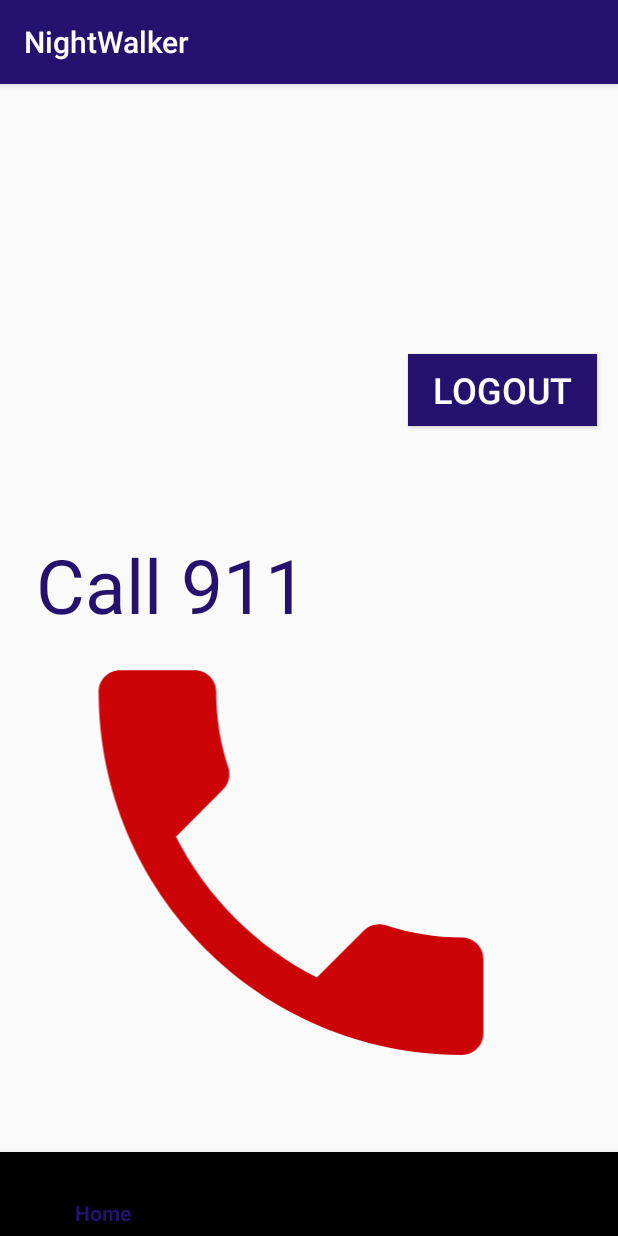
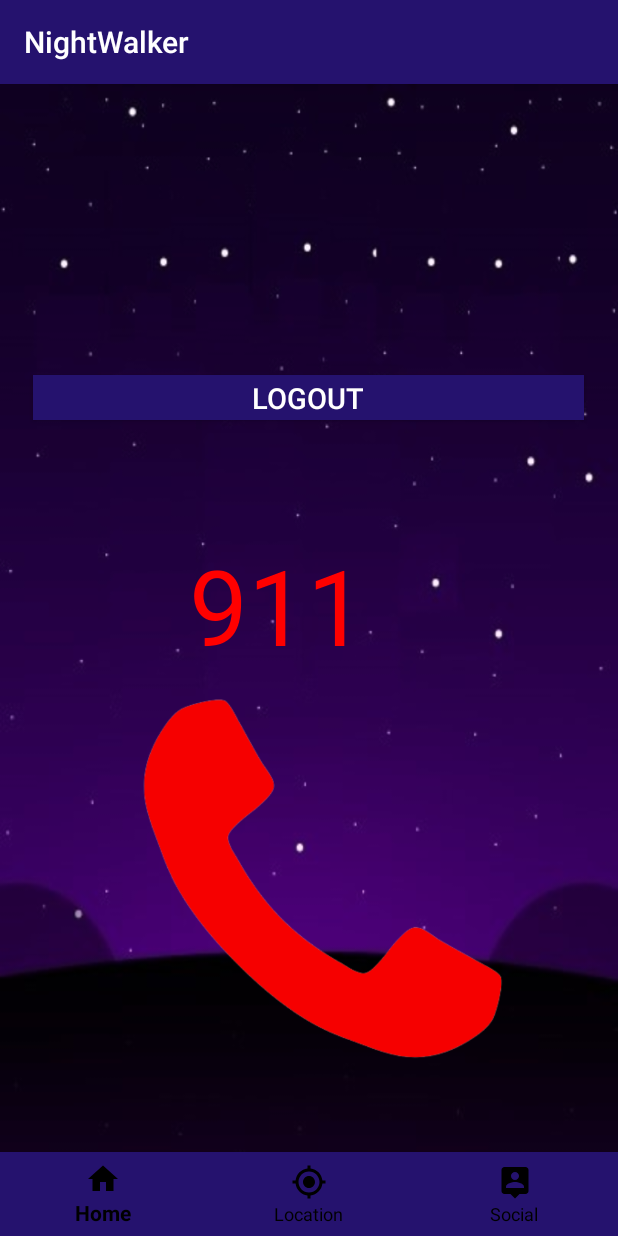
Before and after one commit to ConceptaNjolima/NightWalker, an Android app: the MainActivity screen opened directly, with no data from a screen before it, on a phone screen of 412 x 824 dp. Run offline under Robolectric (Android 15) with nearby library versions, the phone set to English and light mode, and no system bars; libraries missing offline, so code that uses them is left out: com.parse.

Commit message:
Merge branches 'Sama-GPS' and 'master' of https://github.com/The-NightWalkers/NightWalker into Sama-GPS
# Conflicts:
#	app/build.gradle
#	app/src/debug/res/values/google_maps_api.xml
#	app/src/main/AndroidManifest.xml
#	app/src/main/java/com/example/nightwalker/LocationActivity.java
#	app/src/main/java/com/example/nightwalker/MainActivity.java
#	app/src/main/res/layout/activity_maps.xml
#	app/src/main/res/values/strings.xml

```diff
--- a/app/src/main/java/com/example/nightwalker/MainActivity.java
+++ b/app/src/main/java/com/example/nightwalker/MainActivity.java
@@ -3,6 +3,8 @@ package com.example.nightwalker;
 import android.Manifest;
 import android.content.Intent;
 import android.content.pm.PackageManager;
+import android.content.res.ColorStateList;
+import android.graphics.Color;
 import android.net.Uri;
 import android.os.Bundle;
 import android.view.MenuItem;
@@ -38,6 +40,16 @@ public class MainActivity extends AppCompatActivity {
         ImageView imageCall=findViewById(R.id.image_call);
         bottomNavigationView = findViewById(R.id.bottom_navigation);
         bottomNavigationView.setItemIconTintList(null);
+        int[] colors = new int[] {
+                Color.BLACK,
+                Color.BLACK,
+        };
+
+        int [][] states = new int [][]{
+                new int[] { android.R.attr.state_enabled, -android.R.attr.state_checked},
+                new int[] {android.R.attr.state_enabled, android.R.attr.state_checked}};
+        bottomNavigationView.setItemTextColor(new ColorStateList(states, colors));
+
         btnLogout = findViewById(R.id.btnLogout);
         imageCall.setOnClickListener(new View.OnClickListener() {
             @Override
--- a/app/src/main/res/layout/activity_main.xml
+++ b/app/src/main/res/layout/activity_main.xml
@@ -5,51 +5,53 @@
 
     android:orientation="vertical"
     android:layout_width="match_parent"
-    android:layout_height="match_parent">
+    android:layout_height="match_parent"
+    android:background="@drawable/mainbackground">
 
 
     <ImageView
         android:id="@+id/image_call"
-        android:layout_width="348dp"
-        android:layout_height="342dp"
+        android:layout_width="321dp"
+        android:layout_height="303dp"
         android:layout_above="@+id/bottom_navigation"
         android:layout_below="@+id/Testing"
-        android:layout_marginLeft="20dp"
+        android:layout_marginLeft="60dp"
         android:layout_marginTop="217dp"
         android:layout_marginBottom="22dp"
-        app:srcCompat="@drawable/ic_local_phone_black_24dp" />
+        app:srcCompat="@drawable/finalcall" />
 
     <com.google.android.material.bottomnavigation.BottomNavigationView
         android:id="@+id/bottom_navigation"
         android:layout_width="match_parent"
         android:layout_height="wrap_content"
         android:layout_alignParentBottom="true"
+        android:background="#25126E"
         app:menu="@menu/menu_bottom_navigation" />
 
 
     <TextView
         android:id="@+id/textView4"
-        android:layout_width="298dp"
-        android:layout_height="72dp"
+        android:layout_width="213dp"
+        android:layout_height="wrap_content"
         android:layout_alignEnd="@+id/image_call"
         android:layout_alignBottom="@+id/image_call"
-        android:layout_marginEnd="46dp"
-        android:layout_marginBottom="318dp"
-        android:text="Call 911"
-        android:textColor="#25126E"
-        android:textSize="50dp" />
+        android:layout_marginEnd="42dp"
+        android:layout_marginBottom="296dp"
+        android:text="911"
+        android:textColor="#FF0000"
+        android:textSize="70dp" />
 
     <Button
         android:id="@+id/btnLogout"
-        android:layout_width="126dp"
-        android:layout_height="wrap_content"
+        android:layout_width="367dp"
+        android:layout_height="30dp"
         android:layout_alignTop="@+id/bottom_navigation"
         android:layout_alignEnd="@+id/image_call"
-        android:layout_marginTop="-532dp"
-        android:layout_marginEnd="-30dp"
+        android:layout_marginTop="-518dp"
+        android:layout_marginEnd="-8dp"
         android:background="#25126E"
         android:text="logout"
         android:textColor="#FFFFFF"
-        android:textSize="24dp" />
+        android:textSize="19dp" />
 
 </RelativeLayout>
```
Also changed, not shown: app/src/main/res/drawable/callbutton.jpg (added), app/src/main/res/drawable/calling.png (added), app/src/main/res/drawable/finalcall.png (added), app/src/main/res/drawable/mainbackground.jpg (added), app/src/main/res/drawable/whitecallicon.png (added).
